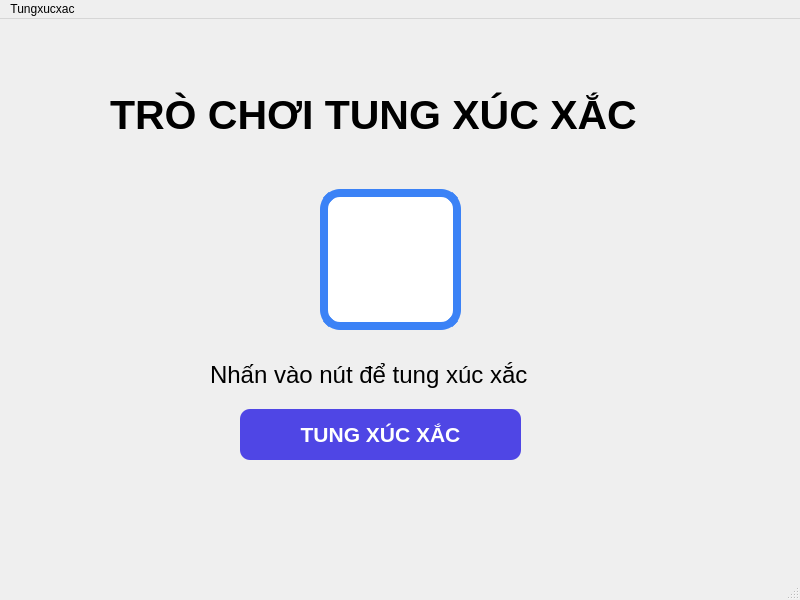
Des1r3d/ProjectNhom, file giaodien.ui: the form before one commit.
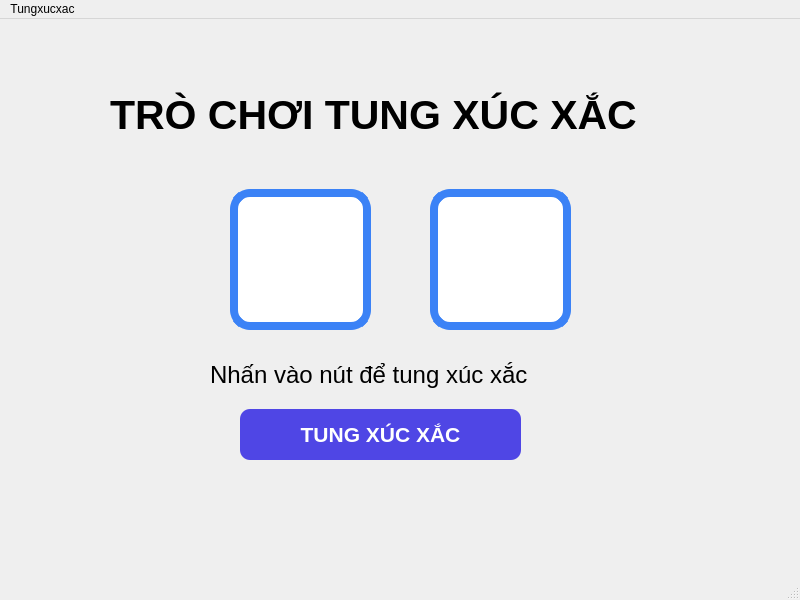
The form after the commit.

The edit to the form file:
```diff
--- a/giaodien.ui
+++ b/giaodien.ui
@@ -64,7 +64,7 @@
    <widget class="QLabel" name="number">
     <property name="geometry">
      <rect>
-      <x>320</x>
+      <x>230</x>
       <y>170</y>
       <width>141</width>
       <height>141</height>
@@ -111,7 +111,7 @@
    <widget class="QLabel" name="kq">
     <property name="geometry">
      <rect>
-      <x>360</x>
+      <x>270</x>
       <y>190</y>
       <width>101</width>
       <height>101</height>
@@ -139,6 +139,59 @@
      <string/>
     </property>
    </widget>
+   <widget class="QLabel" name="kq_2">
+    <property name="geometry">
+     <rect>
+      <x>470</x>
+      <y>190</y>
+      <width>101</width>
+      <height>101</height>
+     </rect>
+    </property>
+    <property name="font">
+     <font>
+      <family>Segoe UI</family>
+      <pointsize>90</pointsize>
+      <weight>75</weight>
+      <italic>false</italic>
+      <bold>true</bold>
+     </font>
+    </property>
+    <property name="styleSheet">
+     <string notr="true">font: 90pt &quot;Segoe UI&quot;; 
+font-weight: bold; 
+text-align: center; 
+color: #007BFF; 
+border: none;
+background-color: transparent;
+vertical-align: middle</string>
+    </property>
+    <property name="text">
+     <string/>
+    </property>
+   </widget>
+   <widget class="QLabel" name="number_2">
+    <property name="geometry">
+     <rect>
+      <x>430</x>
+      <y>170</y>
+      <width>141</width>
+      <height>141</height>
+     </rect>
+    </property>
+    <property name="styleSheet">
+     <string notr="true"> background-color: #FFFFFF;
+    border: 8px solid #3B82F6;
+    border-radius: 20px;
+    text-align: center;
+    font-size: 25pt;
+    font-weight: bold; 
+    color: #3B82F6;</string>
+    </property>
+    <property name="text">
+     <string/>
+    </property>
+   </widget>
   </widget>
   <widget class="QMenuBar" name="menubar">
    <property name="geometry">
```
